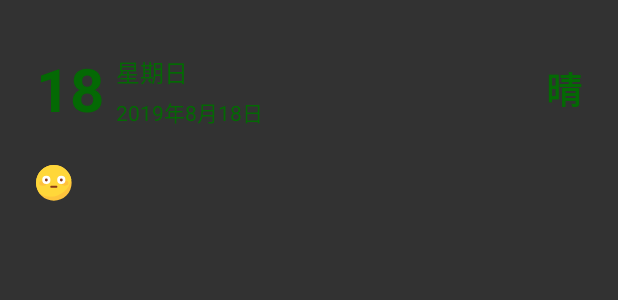
After one commit to Rainwanders/lazy-diary, an Android app: the layout fragment_main.xml on its own in the app's theme, with its tools: preview values and no code run, on a phone screen of 412 x 824 dp. The commit adds this screen. Shown: the top 300 px of the screen. Run offline under Robolectric (Android 15) with nearby library versions, the phone set to English and light mode, and no system bars.

Commit message:
feat：调整、增加主页界面；

```diff
--- a/app/src/main/AndroidManifest.xml
+++ b/app/src/main/AndroidManifest.xml
@@ -18,7 +18,8 @@
         android:supportsRtl="true"
         android:theme="@style/AppTheme">
 
-        <activity android:name=".ui.activity.Main2Activity"
+        <activity
+            android:name=".ui.activity.MainActivity"
             android:theme="@style/AppTheme.NoActionBar">
             <intent-filter>
                 <action android:name="android.intent.action.MAIN" />
@@ -27,6 +28,7 @@
             </intent-filter>
         </activity>
 
+
     </application>
 
 </manifest>
--- a/app/src/main/java/com/rifle/lazy_diary/ui/base/BaseActivity.kt
+++ b/app/src/main/java/com/rifle/lazy_diary/ui/base/BaseActivity.kt
@@ -2,7 +2,7 @@ package com.rifle.lazy_diary.ui.base
 
 import android.annotation.SuppressLint
 import android.os.Bundle
-import android.support.v7.app.AppCompatActivity
+import androidx.appcompat.app.AppCompatActivity
 import com.rifle.lazy_diary.app.InterfaceCallback
 import com.rifle.lazy_diary.model.WeatherBean
 
--- /dev/null
+++ b/app/src/main/res/drawable/ic_status_normal.xml
@@ -0,0 +1,33 @@
+<vector xmlns:android="http://schemas.android.com/apk/res/android"
+	android:width="24dp"
+	android:height="24dp"
+	android:viewportWidth="1024"
+	android:viewportHeight="1024">
+	<path
+		android:fillColor="#FEC43C"
+		android:pathData="M507.03,506.93m-506.93,0a506.93,506.93 0,1 0,1013.86 0,506.93 506.93,0 1,0 -1013.86,0Z" />
+	<path
+		android:fillColor="#FFD73A"
+		android:pathData="M1003.82,404.53C956.17,173.37 752.39,0 507.03,0 227.21,0 0.1,227.1 0.1,506.93c0,122.68 43.6,234.2 115.58,321.39C201.86,875.98 300.2,902.34 405.65,902.34c298.08,0 545.46,-214.94 598.18,-497.81z" />
+	<path
+		android:fillColor="#FFC13C"
+		android:pathData="M91.35,517.07a101.39,70.97 0,1 0,202.77 0,101.39 70.97,0 1,0 -202.77,0Z" />
+	<path
+		android:fillColor="#FFC13C"
+		android:pathData="M719.94,515.04a101.39,70.97 0,1 0,202.77 0,101.39 70.97,0 1,0 -202.77,0Z" />
+	<path
+		android:fillColor="#FFFFFF"
+		android:pathData="M294.12,425.82m-116.59,0a116.59,116.59 0,1 0,233.19 0,116.59 116.59,0 1,0 -233.19,0Z" />
+	<path
+		android:fillColor="#FFFFFF"
+		android:pathData="M719.94,425.82m-116.59,0a116.59,116.59 0,1 0,233.19 0,116.59 116.59,0 1,0 -233.19,0Z" />
+	<path
+		android:fillColor="#873A18"
+		android:pathData="M578,648.87H436.06c-17.24,0 -30.42,-13.18 -30.42,-30.42s13.18,-30.42 30.42,-30.42h141.94c17.24,0 30.42,13.18 30.42,30.42s-13.18,30.42 -30.42,30.42z" />
+	<path
+		android:fillColor="#873A18"
+		android:pathData="M294.12,425.82m-40.55,0a40.55,40.55 0,1 0,81.11 0,40.55 40.55,0 1,0 -81.11,0Z" />
+	<path
+		android:fillColor="#873A18"
+		android:pathData="M719.94,425.82m-40.55,0a40.55,40.55 0,1 0,81.11 0,40.55 40.55,0 1,0 -81.11,0Z" />
+</vector>
--- /dev/null
+++ b/app/src/main/res/layout/fragment_main.xml
@@ -0,0 +1,92 @@
+<?xml version="1.0" encoding="utf-8"?>
+<androidx.constraintlayout.widget.ConstraintLayout xmlns:android="http://schemas.android.com/apk/res/android"
+	xmlns:app="http://schemas.android.com/apk/res-auto"
+	android:layout_width="match_parent"
+	android:layout_height="match_parent"
+	android:background="#cc000000">
+
+	<TextView
+		android:id="@+id/textView"
+		android:layout_width="wrap_content"
+		android:layout_height="wrap_content"
+		android:layout_marginStart="@dimen/main_margin_left"
+		android:layout_marginTop="32dp"
+		android:textColor="@color/green_dark"
+		android:textSize="40sp"
+		android:textStyle="bold"
+		app:layout_constraintStart_toStartOf="parent"
+		app:layout_constraintTop_toTopOf="parent"
+		android:text="18" />
+
+	<TextView
+		android:id="@+id/textView5"
+		android:layout_width="wrap_content"
+		android:layout_height="wrap_content"
+		android:layout_marginStart="8dp"
+		android:layout_marginTop="4dp"
+		android:textColor="@color/green_dark"
+		android:textSize="16sp"
+		app:layout_constraintStart_toEndOf="@+id/textView"
+		app:layout_constraintTop_toTopOf="@+id/textView"
+		android:text="星期日" />
+
+	<TextView
+		android:id="@+id/textView11"
+		android:layout_width="wrap_content"
+		android:layout_height="wrap_content"
+		android:layout_marginStart="8dp"
+		android:layout_marginTop="4dp"
+		android:textColor="@color/green_dark"
+		app:layout_constraintStart_toEndOf="@+id/textView"
+		app:layout_constraintTop_toBottomOf="@+id/textView5"
+		android:text="2019年8月18日" />
+
+	<TextView
+		android:id="@+id/textView12"
+		android:layout_width="wrap_content"
+		android:layout_height="wrap_content"
+		android:layout_marginEnd="24dp"
+		android:textColor="@color/green_dark"
+		android:textSize="24sp"
+		android:textStyle="bold"
+		app:layout_constraintBottom_toBottomOf="@+id/textView"
+		app:layout_constraintEnd_toEndOf="parent"
+		app:layout_constraintTop_toTopOf="@+id/textView"
+		android:text="晴" />
+
+	<androidx.constraintlayout.widget.Group
+		android:id="@+id/main_group_date"
+		android:layout_width="wrap_content"
+		android:layout_height="wrap_content"
+		app:constraint_referenced_ids="textView11,textView5,textView" />
+
+
+	<FrameLayout
+		android:layout_width="0dp"
+		android:layout_height="wrap_content"
+		android:layout_marginTop="24dp"
+		android:layout_marginEnd="8dp"
+		app:layout_constraintEnd_toEndOf="parent"
+		app:layout_constraintStart_toStartOf="@+id/textView"
+		app:layout_constraintTop_toBottomOf="@+id/textView">
+
+		<ImageView
+			android:id="@+id/imageView"
+			android:layout_width="wrap_content"
+			android:layout_height="wrap_content"
+			android:src="@drawable/ic_status_normal" />
+
+	</FrameLayout>
+
+	<!--<com.rifle.lazy_diary.widgets.StatusSelector-->
+	<!--android:layout_width="0dp"-->
+	<!--android:layout_height="40dp"-->
+	<!--android:layout_marginStart="32dp"-->
+	<!--android:layout_marginTop="24dp"-->
+	<!--android:layout_marginEnd="8dp"-->
+	<!--app:layout_constraintEnd_toEndOf="parent"-->
+	<!--app:layout_constraintStart_toStartOf="@+id/textView"-->
+	<!--app:layout_constraintTop_toBottomOf="@+id/textView" />-->
+
+
+</androidx.constraintlayout.widget.ConstraintLayout>
--- a/app/src/main/res/values/colors.xml
+++ b/app/src/main/res/values/colors.xml
@@ -5,7 +5,7 @@
     <color name="colorAccent">#D81B60</color>
 
     <color name="black">#000000</color>
-    <color name="white">#FFFFFF</color>
+	<color name="white">#ffffff</color>
     <color name="pink">#F97EB2</color>
     <color name="purple">#481D5D</color>
     <color name="gray">#8d8d8d</color>
--- a/app/src/main/res/values/dimens.xml
+++ b/app/src/main/res/values/dimens.xml
@@ -5,4 +5,5 @@
     <dimen name="nav_header_vertical_spacing">8dp</dimen>
     <dimen name="nav_header_height">176dp</dimen>
     <dimen name="fab_margin">16dp</dimen>
+	<dimen name="main_margin_left">24dp</dimen>
 </resources>
--- a/app/src/main/res/values/strings.xml
+++ b/app/src/main/res/values/strings.xml
@@ -6,4 +6,6 @@
     <string name="nav_header_subtitle">android.studio@android.com</string>
     <string name="nav_header_desc">Navigation header</string>
     <string name="action_settings">Settings</string>
+	<string name="drawer_open">open</string>
+	<string name="drawer_close">close</string>
 </resources>
```
Also changed, not shown: app/src/main/java/com/rifle/lazy_diary/ui/activity/Main2Activity.kt (deleted, +0 -57 lines), app/src/main/java/com/rifle/lazy_diary/ui/activity/MainActivity.kt (added, +168 -0 lines), app/src/main/java/com/rifle/lazy_diary/ui/base/BaseFragment.kt (+7 -2 lines), app/src/main/java/com/rifle/lazy_diary/ui/fragment/ContentFragment.java (added, +98 -0 lines), app/src/main/java/com/rifle/lazy_diary/ui/fragment/MainFragment.kt (added, +30 -0 lines), app/src/main/java/com/rifle/lazy_diary/ui/fragment/Test.kt (deleted, +0 -33 lines), app/src/main/java/com/rifle/lazy_diary/widgets/StatusSelector.kt (added, +66 -0 lines), app/src/main/res/layout/activity_main.xml (added, +47 -0 lines), app/src/main/res/layout/activity_main2.xml (deleted, +0 -16 lines), app/src/main/res/layout/fragment_image.xml (added, +25 -0 lines), app/src/main/res/layout/fragment_test.xml (deleted, +0 -24 lines), app/src/main/res/layout/fragment_write_diary.xml (+4 -4 lines), app/src/main/res/menu/menu_main.xml (added, +10 -0 lines).
